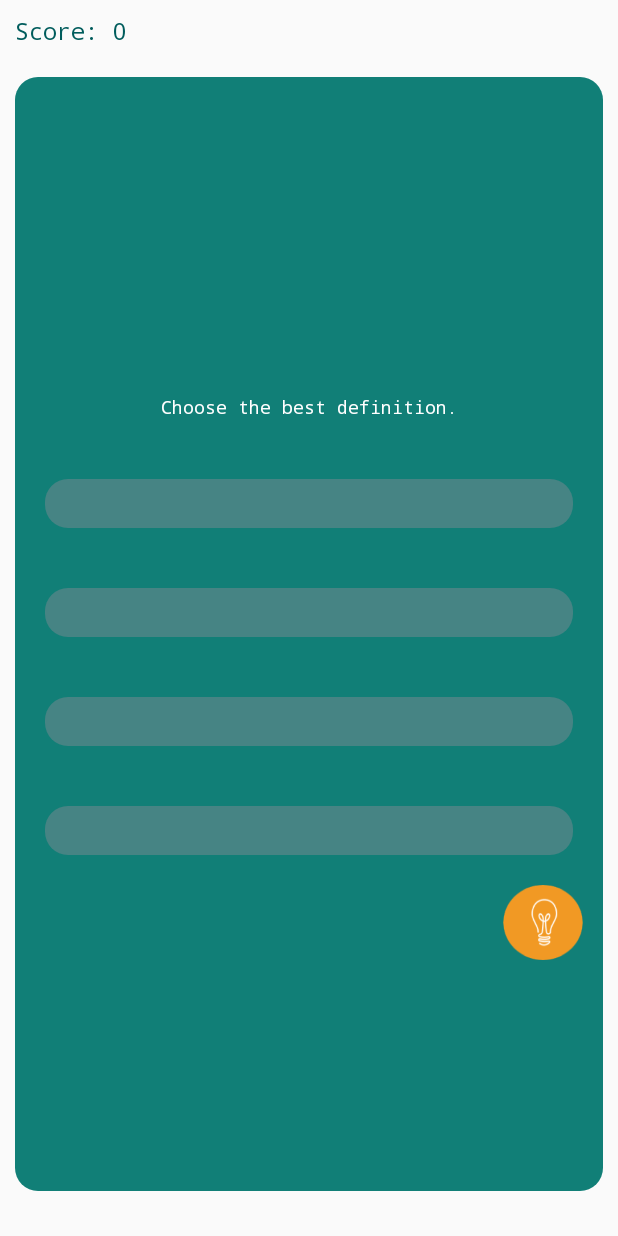
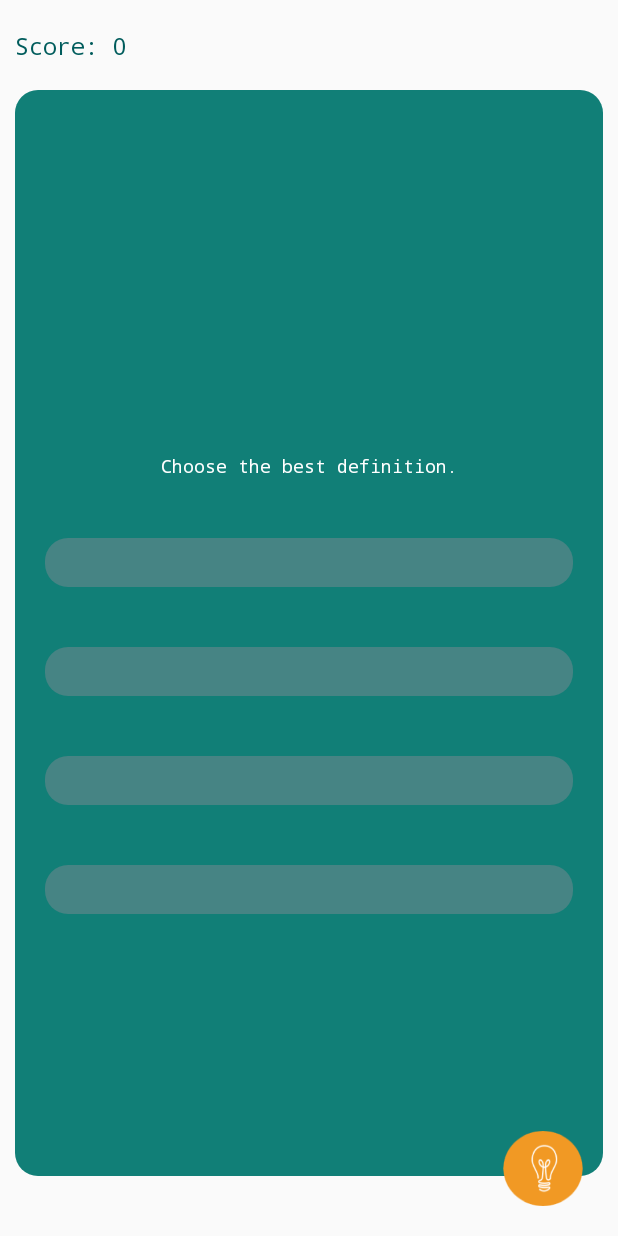
Before and after one commit to hkdeman/vocaburu-android, an Android app: the QuizActivity screen opened directly, with no data from a screen before it, on a phone screen of 412 x 824 dp. Run offline under Robolectric (Android 15) with nearby library versions, the phone set to English and light mode, and no system bars.

```diff
--- a/app/src/main/res/layout/activity_quiz.xml
+++ b/app/src/main/res/layout/activity_quiz.xml
@@ -1,15 +1,35 @@
 <?xml version="1.0" encoding="utf-8"?>
+
 <LinearLayout xmlns:app="http://schemas.android.com/apk/res-auto"
     android:layout_width="match_parent"
     android:layout_height="match_parent"
     android:orientation="vertical"
     xmlns:android="http://schemas.android.com/apk/res/android">
 
+
+    <RelativeLayout
+        android:layout_width="match_parent"
+        android:layout_height="match_parent">
+        <Button
+            android:layout_width="60sp"
+            android:layout_height="50sp"
+            android:background="@drawable/hintbutton"
+            android:textColor="@color/white"
+            android:id="@+id/quiz_hint_button"
+            android:onClick="getHint"
+            android:layout_alignParentBottom="true"
+            android:layout_alignParentEnd="true"
+            android:layout_alignParentRight="true"
+            android:layout_gravity="end|bottom"
+            android:layout_marginBottom="20sp"
+            android:layout_marginRight="20sp" />
+
+
     <LinearLayout
         android:layout_width="match_parent"
         android:layout_height="wrap_content"
         android:orientation="horizontal"
-        android:layout_marginTop="10sp"
+        android:layout_marginTop="20sp"
         xmlns:android="http://schemas.android.com/apk/res/android">
         <TextView
             android:layout_width="wrap_content"
@@ -40,8 +60,8 @@
         android:orientation="vertical"
         android:gravity="center"
         android:background="@drawable/roundedbutton"
-        android:layout_marginBottom="30dp"
-        android:layout_marginTop="20dp"
+        android:layout_marginBottom="40dp"
+        android:layout_marginTop="60dp"
         android:layout_marginLeft="10dp"
         android:layout_marginRight="10dp">
 
@@ -131,17 +151,6 @@
             android:padding="5dp"
             android:fontFamily="monospace"/>
 
-        <Button
-            android:layout_width="60sp"
-            android:layout_height="50sp"
-            android:background="@drawable/hintbutton"
-            android:textColor="@color/white"
-            android:id="@+id/quiz_hint_button"
-            android:onClick="getHint"
-            android:layout_gravity="right"
-            android:layout_marginBottom="30sp"
-            android:layout_marginRight="10sp" />
-
-    </LinearLayout>
-
+        </LinearLayout>
+    </RelativeLayout>
 </LinearLayout>
--- a/app/src/main/res/layout/hint_pop.xml
+++ b/app/src/main/res/layout/hint_pop.xml
@@ -3,6 +3,7 @@
     xmlns:android="http://schemas.android.com/apk/res/android"
     android:layout_width="wrap_content"
     android:layout_height="wrap_content"
+    android:id="@+id/quiz_layout_hint"
     android:background="@drawable/roundedbutton"
     android:orientation="vertical">
 
@@ -25,4 +26,5 @@
         android:backgroundTint="@color/light_weird_blue"
         android:textColor="@color/white" />
 
+
 </LinearLayout>
```
Also changed, not shown: app/src/main/java/com/welcomebuddy/randomtech/vocabsensei/MainActivity.java (+54 -35 lines), app/src/main/java/com/welcomebuddy/randomtech/vocabsensei/QuizActivity.java (+33 -3 lines).
